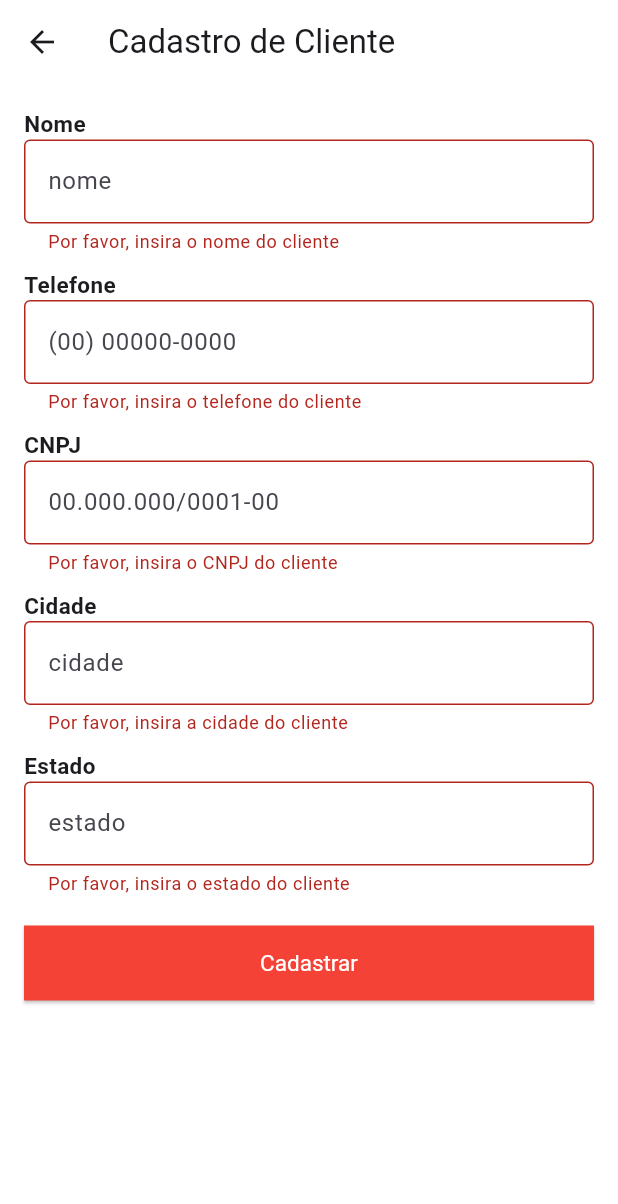
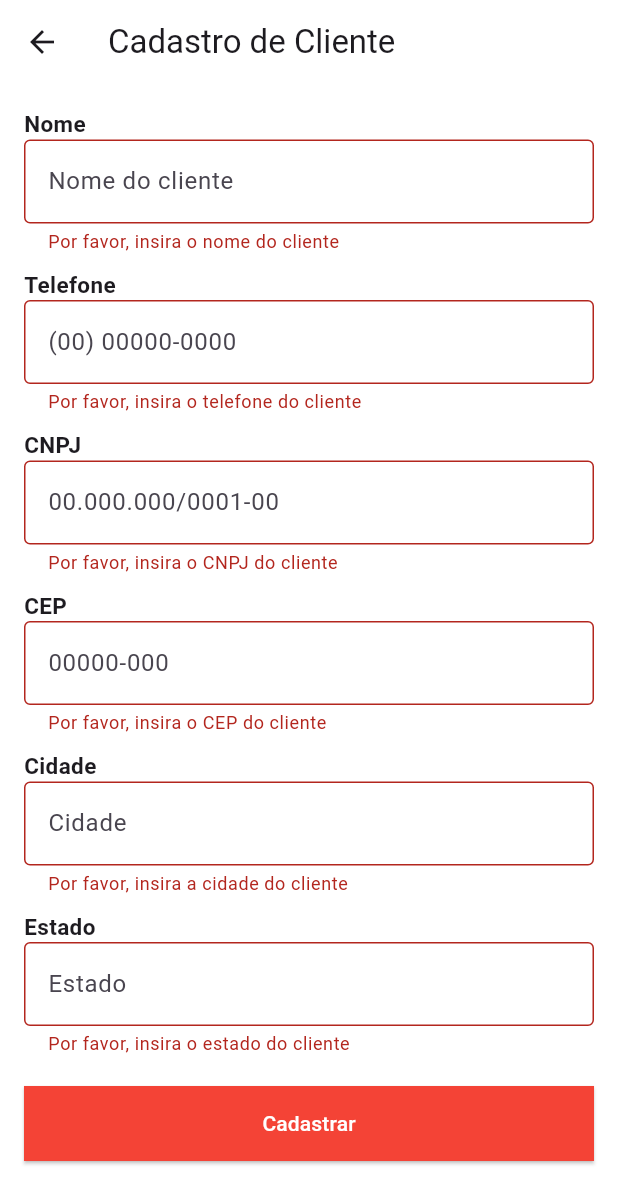
Before and after one commit to Leticia-LC/Desafio-Final, a Flutter app: the CadastroClientesScreen screen opened directly, after a tap on "Cadastrar", on a phone screen of 412 x 824 dp. Shown: the top 1204 px of the screen. Run offline on Flutter 3.47's test engine with Material 3 defaults, Android fonts, the light colour scheme and no system bars; our stand-ins replace image_picker, mask_text_input_formatter, shared_preferences, sqflite; accounts and stored records are empty.

Commit message:
BrasilAPI finalizada

```diff
--- /dev/null
+++ b/desafio_final/lib/Controller/Cep_controller.dart
@@ -0,0 +1,39 @@
+import 'package:flutter/material.dart';
+import 'package:http/http.dart' as http;
+import 'dart:convert';
+
+class CepController extends ChangeNotifier {
+  bool _cepValid = false;
+  String _message = '';
+  Map<String, dynamic>? _cepData;
+
+  bool get isCepValid => _cepValid;
+  String get message => _message;
+  Map<String, dynamic>? get cepData => _cepData;
+
+  Future<void> validateCep(String cep) async {
+    final url = Uri.parse('https://brasilapi.com.br/api/cep/v1/$cep');
+
+    try {
+      final response = await http.get(url);
+
+      if (response.statusCode == 200) {
+        final data = json.decode(response.body);
+        _cepValid = true;
+        _message = 'CEP válido';
+        _cepData = data;
+      } else if (response.statusCode == 404) {
+        _cepValid = false;
+        _message = 'CEP inválido';
+      } else {
+        _cepValid = false;
+        _message = 'Erro na validação do CEP';
+      }
+    } catch (e) {
+      _cepValid = false;
+      _message = 'Erro: $e';
+    }
+
+    notifyListeners();
+  }
+}
--- a/desafio_final/lib/Model/Cliente.dart
+++ b/desafio_final/lib/Model/Cliente.dart
@@ -4,6 +4,7 @@ class Cliente {
   int clientPhoneNumber;
   String city;
   String clientState;
+  String cep;
 
   Cliente({
     required this.cnpj,
@@ -11,6 +12,7 @@ class Cliente {
     required this.clientPhoneNumber,
     required this.city,
     required this.clientState,
+    required this.cep,
   });
 
   Map<String, dynamic> toMap() {
@@ -20,6 +22,7 @@ class Cliente {
       'clientPhoneNumber': clientPhoneNumber,
       'city': city,
       'clientState': clientState,
+      'cep': cep,
     };
   }
 
@@ -30,6 +33,7 @@ class Cliente {
       clientPhoneNumber: map['clientPhoneNumber'],
       city: map['city'],
       clientState: map['clientState'],
+      cep: map['cep'],
     );
   }
 }
--- a/desafio_final/lib/Model/Database.dart
+++ b/desafio_final/lib/Model/Database.dart
@@ -3,9 +3,9 @@ import 'package:path/path.dart';
 import 'package:sqflite/sqflite.dart';
 import 'Aluguel.dart';
 import 'Usuario.dart';
-import 'Cliente.dart';
 import 'Gerente.dart';
 import 'Veiculo.dart';
+import 'Cliente.dart';
 
 class DatabaseHelper {
   static final DatabaseHelper _instance = DatabaseHelper.internal();
@@ -48,7 +48,8 @@ class DatabaseHelper {
         clientName TEXT,
         clientPhoneNumber INTEGER,
         city TEXT,
-        clientState TEXT
+        clientState TEXT,
+        cep TEXT
       )
     ''');
 
@@ -71,7 +72,7 @@ class DatabaseHelper {
         anoFabricacao INTEGER,
         custo INTEGER,
         imagemPath TEXT
-    )
+      )
     ''');
 
     await db.execute('''
@@ -90,6 +91,10 @@ class DatabaseHelper {
     if (oldVersion < 2) {
       await db.execute('''
         ALTER TABLE Veiculo ADD COLUMN imagemPath TEXT
+      ''');
+
+      await db.execute('''
+        ALTER TABLE Cliente ADD COLUMN cep TEXT
       ''');
     }
   }
@@ -135,7 +140,8 @@ class DatabaseHelper {
       'clientName',
       'clientPhoneNumber',
       'city',
-      'clientState'
+      'clientState',
+      'cep'
     ]);
     List<Cliente> clientes = [];
     for (var map in maps) {
--- a/desafio_final/lib/View/Cadastro_clientes.dart
+++ b/desafio_final/lib/View/Cadastro_clientes.dart
@@ -1,79 +1,97 @@
 import 'package:flutter/material.dart';
 import 'package:mask_text_input_formatter/mask_text_input_formatter.dart';
+import '../Controller/Cnpj_controller.dart';
+import '../Controller/Cep_controller.dart';
 import '../Model/Database.dart';
 import '../Model/Cliente.dart';
 
 class CadastroClientesScreen extends StatefulWidget {
   @override
-  _CadastroClienteScreenState createState() => _CadastroClienteScreenState();
+  _CadastroClientesScreenState createState() => _CadastroClientesScreenState();
 }
 
-class _CadastroClienteScreenState extends State<CadastroClientesScreen> {
+class _CadastroClientesScreenState extends State<CadastroClientesScreen> {
   final _formKey = GlobalKey<FormState>();
   final DatabaseHelper _dbHelper = DatabaseHelper();
+  final CnpjController _cnpjController = CnpjController();
+  final CepController _cepController = CepController();
 
   late TextEditingController _clientNameController;
   late TextEditingController _phoneController;
-  late TextEditingController _cnpjController;
+  late TextEditingController _cnpjControllerText;
   late TextEditingController _cityController;
   late TextEditingController _stateController;
+  late TextEditingController _cepControllerText;
 
   @override
   void initState() {
     super.initState();
     _clientNameController = TextEditingController();
     _phoneController = TextEditingController();
-    _cnpjController = TextEditingController();
+    _cnpjControllerText = TextEditingController();
     _cityController = TextEditingController();
     _stateController = TextEditingController();
+    _cepControllerText = TextEditingController();
   }
 
   @override
   void dispose() {
     _clientNameController.dispose();
     _phoneController.dispose();
-    _cnpjController.dispose();
+    _cnpjControllerText.dispose();
     _cityController.dispose();
     _stateController.dispose();
+    _cepControllerText.dispose();
     super.dispose();
   }
 
+  void _validateAndSave() async {
+    final cnpj = _cnpjControllerText.text.replaceAll(RegExp(r'[^\d]'), '');
+    final cep = _cepControllerText.text.replaceAll(RegExp(r'[^\d]'), '');
+
+    if (_formKey.currentState!.validate()) {
+      await _validateCepAndFillFields(cep);
+
+      if (_cepController.isCepValid) {
+        await _cnpjController.validateCnpjAndState(cnpj, _stateController.text);
+        if (_cnpjController.isCnpjValid) {
+          _saveCliente();
+        } else {
+          ScaffoldMessenger.of(context).showSnackBar(SnackBar(content: Text(_cnpjController.message)));
+        }
+      } else {
+        ScaffoldMessenger.of(context).showSnackBar(SnackBar(content: Text(_cepController.message)));
+      }
+    }
+  }
+
+  Future<void> _validateCepAndFillFields(String cep) async {
+    await _cepController.validateCep(cep);
+    if (_cepController.isCepValid) {
+      setState(() {
+        _cityController.text = _cepController.cepData!['city'];
+        _stateController.text = _cepController.cepData!['state'];
+      });
+    }
+  }
+
   void _saveCliente() async {
-    if (_formKey.currentState!.validate()) {
-      final number = _phoneController.text
-          .replaceAll(
-            '(',
-            '',
-          )
-          .replaceAll(
-            ')',
-            '',
-          )
-          .replaceAll(
-            '-',
-            '',
-          )
-          .replaceAll(
-            ' ',
-            '',
-          );
+    final number = _phoneController.text.replaceAll(RegExp(r'[^\d]'), '');
 
     Cliente cliente = Cliente(
       clientName: _clientNameController.text,
       clientPhoneNumber: int.parse(number),
-        cnpj: _cnpjController.text,
+      cnpj: _cnpjControllerText.text,
       city: _cityController.text,
       clientState: _stateController.text,
+      cep: _cepControllerText.text,
     );
 
     await _dbHelper.saveCliente(cliente);
 
-      ScaffoldMessenger.of(context).showSnackBar(
-        const SnackBar(content: Text('Cliente cadastrado com sucesso!')),
-      );
+    ScaffoldMessenger.of(context).showSnackBar(const SnackBar(content: Text('Cliente cadastrado com sucesso!')));
 
     Navigator.pop(context, true);
-    }
   }
 
   @override
@@ -85,26 +103,16 @@ class _CadastroClienteScreenState extends State<CadastroClientesScreen> {
         title: Text('Cadastro de Cliente'),
       ),
       body: SingleChildScrollView(
-        child: Padding(
         padding: const EdgeInsets.all(16.0),
         child: Form(
           key: _formKey,
           child: Column(
             crossAxisAlignment: CrossAxisAlignment.start,
             children: [
-                Text(
-                  'Nome',
-                  style: TextStyle(
-                    fontWeight: FontWeight.bold,
-                    fontSize: 15,
-                  ),
-                ),
+              Text('Nome', style: TextStyle(fontWeight: FontWeight.bold, fontSize: 15)),
               TextFormField(
                 controller: _clientNameController,
-                  decoration: InputDecoration(
-                    hintText: "nome",
-                    border: OutlineInputBorder(),
-                  ),
+                decoration: InputDecoration(hintText: "Nome do cliente", border: OutlineInputBorder()),
                 validator: (value) {
                   if (value == null || value.isEmpty) {
                     return 'Por favor, insira o nome do cliente';
@@ -113,19 +121,10 @@ class _CadastroClienteScreenState extends State<CadastroClientesScreen> {
                 },
               ),
               SizedBox(height: 10),
-                Text(
-                  'Telefone',
-                  style: TextStyle(
-                    fontWeight: FontWeight.bold,
-                    fontSize: 15,
-                  ),
-                ),
+              Text('Telefone', style: TextStyle(fontWeight: FontWeight.bold, fontSize: 15)),
               TextFormField(
                 controller: _phoneController,
-                  decoration: InputDecoration(
-                    hintText: "(00) 00000-0000",
-                    border: OutlineInputBorder(),
-                  ),
+                decoration: InputDecoration(hintText: "(00) 00000-0000", border: OutlineInputBorder()),
                 keyboardType: TextInputType.phone,
                 validator: (value) {
                   if (value == null || value.isEmpty) {
@@ -133,24 +132,13 @@ class _CadastroClienteScreenState extends State<CadastroClientesScreen> {
                   }
                   return null;
                 },
-                  inputFormatters: [
-                    MaskTextInputFormatter(mask: '(##) #####-####'),
-                  ],
+                inputFormatters: [MaskTextInputFormatter(mask: '(##) #####-####')],
               ),
               SizedBox(height: 10),
-                Text(
-                  'CNPJ',
-                  style: TextStyle(
-                    fontWeight: FontWeight.bold,
-                    fontSize: 15,
-                  ),
-                ),
+              Text('CNPJ', style: TextStyle(fontWeight: FontWeight.bold, fontSize: 15)),
               TextFormField(
-                  controller: _cnpjController,
-                  decoration: InputDecoration(
-                    hintText: "00.000.000/0001-00",
-                    border: OutlineInputBorder(),
-                  ),
+                controller: _cnpjControllerText,
+                decoration: InputDecoration(hintText: "00.000.000/0001-00", border: OutlineInputBorder()),
                 keyboardType: TextInputType.number,
                 validator: (value) {
                   if (value == null || value.isEmpty) {
@@ -158,24 +146,32 @@ class _CadastroClienteScreenState extends State<CadastroClientesScreen> {
                   }
                   return null;
                 },
-                  inputFormatters: [
-                    MaskTextInputFormatter(mask: '##.###.###/####-##'),
-                  ],
               ),
               SizedBox(height: 10),
-                Text(
-                  'Cidade',
-                  style: TextStyle(
-                    fontWeight: FontWeight.bold,
-                    fontSize: 15,
+              Text('CEP', style: TextStyle(fontWeight: FontWeight.bold, fontSize: 15)),
+              TextFormField(
+                controller: _cepControllerText,
+                decoration: InputDecoration(hintText: "00000-000", border: OutlineInputBorder()),
+                keyboardType: TextInputType.number,
+                validator: (value) {
+                  if (value == null || value.isEmpty) {
+                    return 'Por favor, insira o CEP do cliente';
+                  }
+                  return null;
+                },
+                inputFormatters: [MaskTextInputFormatter(mask: '#####-###')],
+                onChanged: (value) {
+                  if (value.length == 9) {
+                    _validateCepAndFillFields(value.replaceAll(RegExp(r'[^\d]'), ''));
+                  }
+                },
               ),
-                ),
+              SizedBox(height: 10),
+              Text('Cidade', style: TextStyle(fontWeight: FontWeight.bold, fontSize: 15)),
               TextFormField(
                 controller: _cityController,
-                  decoration: InputDecoration(
-                    hintText: "cidade",
-                    border: OutlineInputBorder(),
-                  ),
+                readOnly: true,
+                decoration: InputDecoration(hintText: "Cidade", border: OutlineInputBorder()),
                 validator: (value) {
                   if (value == null || value.isEmpty) {
                     return 'Por favor, insira a cidade do cliente';
@@ -184,19 +180,11 @@ class _CadastroClienteScreenState extends State<CadastroClientesScreen> {
                 },
               ),
               SizedBox(height: 10),
-                Text(
-                  'Estado',
-                  style: TextStyle(
-                    fontWeight: FontWeight.bold,
-                    fontSize: 15,
-                  ),
-                ),
+              Text('Estado', style: TextStyle(fontWeight: FontWeight.bold, fontSize: 15)),
               TextFormField(
                 controller: _stateController,
-                  decoration: InputDecoration(
-                    hintText: "estado",
-                    border: OutlineInputBorder(),
-                  ),
+                readOnly: true,
+                decoration: InputDecoration(hintText: "Estado", border: OutlineInputBorder()),
                 validator: (value) {
                   if (value == null || value.isEmpty) {
                     return 'Por favor, insira o estado do cliente';
@@ -209,16 +197,10 @@ class _CadastroClienteScreenState extends State<CadastroClientesScreen> {
                 width: double.infinity,
                 height: 50,
                 child: ElevatedButton(
-                    onPressed: _saveCliente,
+                  onPressed: _validateAndSave,
                   style: ElevatedButton.styleFrom(
-                      foregroundColor: Colors.white,
-                      backgroundColor: Colors.red,
-                      textStyle: TextStyle(
-                        fontSize: 15,
-                      ),
-                      shape: RoundedRectangleBorder(
-                        borderRadius: BorderRadius.zero,
-                      ),
+                    foregroundColor: Colors.white, backgroundColor: Colors.red,
+                    shape: RoundedRectangleBorder(borderRadius: BorderRadius.zero),
                   ),
                   child: Text('Cadastrar'),
                 ),
@@ -227,7 +209,6 @@ class _CadastroClienteScreenState extends State<CadastroClientesScreen> {
           ),
         ),
       ),
-      ),
     );
   }
 }
--- a/desafio_final/lib/View/Login.dart
+++ b/desafio_final/lib/View/Login.dart
@@ -110,7 +110,7 @@ class _LoginScreenState extends State<LoginScreen> {
                   TextFormField(
                     controller: _passwordController,
                     decoration: InputDecoration(
-                      hintText: "...........",
+                      hintText: "•••••••••",
                       border: OutlineInputBorder(),
                       suffixIcon: IconButton(
                         icon: Icon(_showPassword ? Icons.visibility : Icons.visibility_off),
```
Also changed, not shown: desafio_final/lib/Controller/Cnpj_controller.dart (added, +41 -0 lines), desafio_final/lib/View/Clientes.dart (+16 -3 lines), desafio_final/pubspec.yaml (+7 -3 lines), desafio_final/pubspec.lock. Lines whose indentation alone changed are shown as unchanged.
